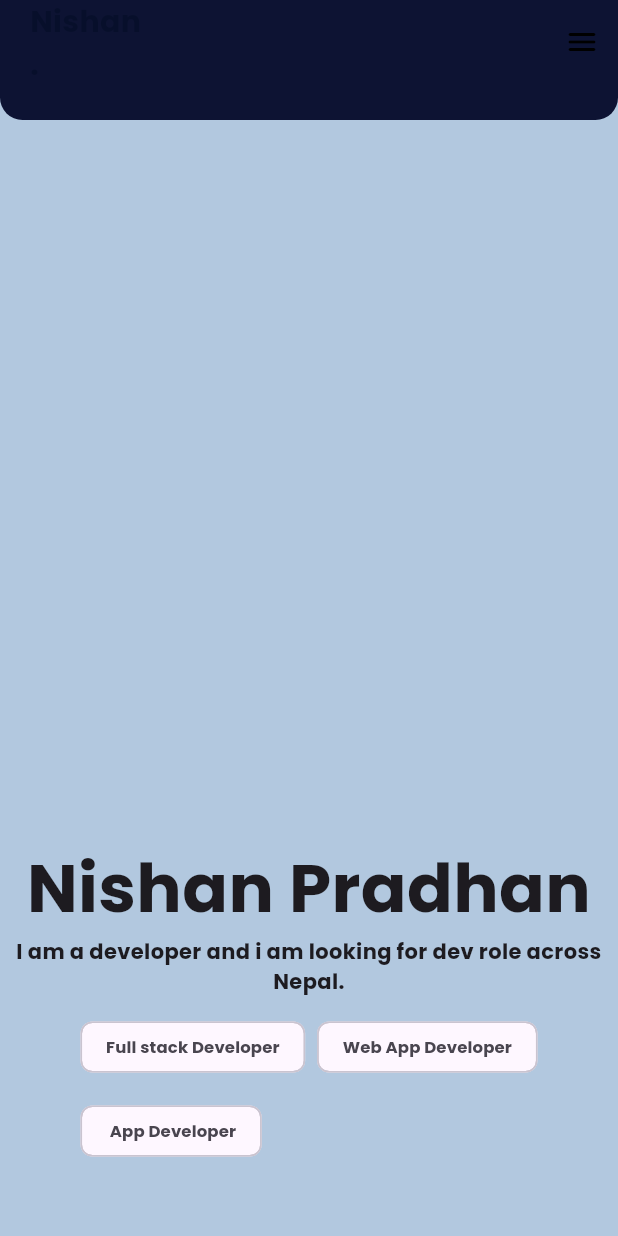
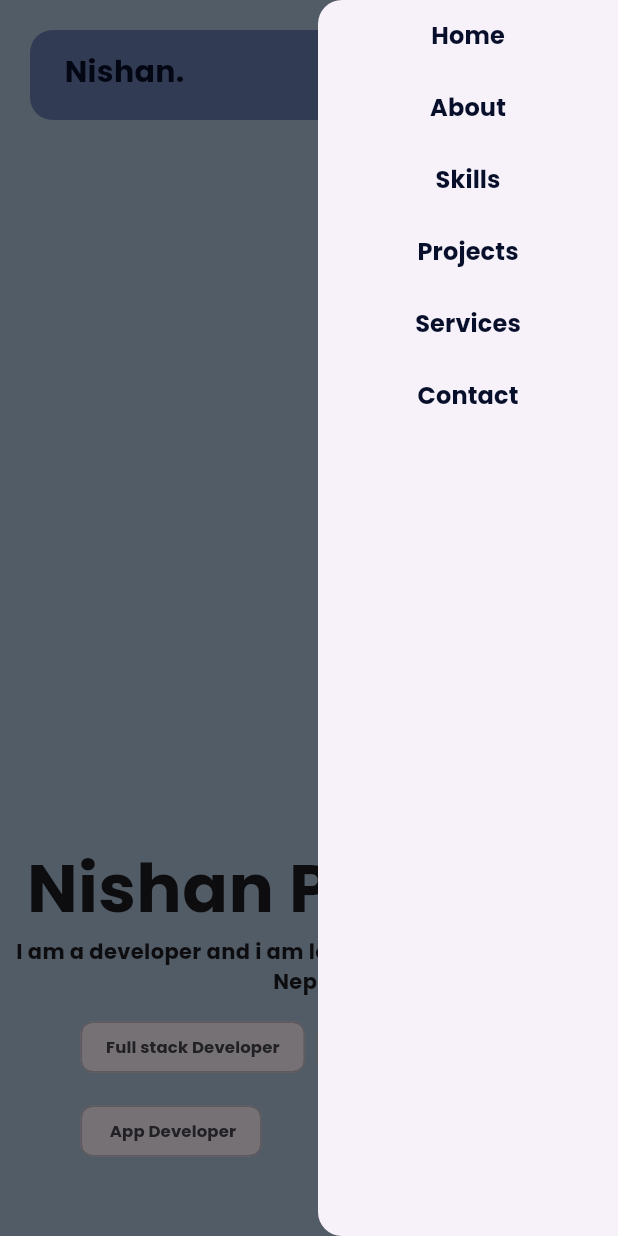
Before and after one commit to Nishan-Pradhan06/flutter-web-portfolio, a Flutter app: the screen it shows after launch, with the side drawer open (before the commit the screen has no drawer), on a phone screen of 412 x 824 dp. Run offline on Flutter 3.47's test engine with Material 3 defaults, Android fonts, the light colour scheme and no system bars.

Commit message:
appbar-mobileView

```diff
--- a/lib/views/components/appbar/platform/mobile_view.dart
+++ b/lib/views/components/appbar/platform/mobile_view.dart
@@ -1,26 +1,36 @@
 import 'package:flutter/material.dart';
 import 'package:portfolio/views/components/appbar/leading.dart';
+import 'package:provider/provider.dart';
 import '../../../../constants/theme/colors.dart';
+import '../../../../providers/theme_providers.dart';
 
 class MobileViewAppBar extends StatelessWidget {
   const MobileViewAppBar({super.key});
 
   @override
   Widget build(BuildContext context) {
-    return AppBar(
+    final themeProvider = Provider.of<ThemeProviders>(context);
+    return Padding(
+      padding: const EdgeInsets.only(top: 20, left: 20, right: 20),
+      child: AppBar(
         automaticallyImplyLeading: false,
         elevation: 2.0,
-      foregroundColor: Colors.black,
-      backgroundColor: BrandColors.darkPrimary,
+        foregroundColor:
+            themeProvider.isDarkMode ? Colors.white : BrandColors.darkPrimary,
+        backgroundColor: themeProvider.isDarkMode
+            ? BrandColors.darkPrimary
+            : BrandColors.lightPrimary,
         scrolledUnderElevation: 6.0,
         shape: const RoundedRectangleBorder(
           borderRadius: BorderRadius.only(
+            topLeft: Radius.circular(15),
+            topRight: Radius.circular(15),
             bottomLeft: Radius.circular(15),
             bottomRight: Radius.circular(15),
           ),
         ),
         centerTitle: true,
-      leadingWidth: 100,
+        leadingWidth: 106,
         leading: const Leading(),
         actions: [
           IconButton(
@@ -31,6 +41,7 @@ class MobileViewAppBar extends StatelessWidget {
             icon: const Icon(Icons.menu_rounded),
           )
         ],
+      ),
     );
   }
 }
--- /dev/null
+++ b/lib/views/components/end_drawer_nav.dart
@@ -0,0 +1,30 @@
+import 'package:flutter/material.dart';
+import 'package:portfolio/views/components/nav_text_button.dart';
+
+class EndDrawerView extends StatelessWidget {
+  const EndDrawerView({super.key});
+
+  @override
+  Widget build(BuildContext context) {
+    return Drawer(
+      width: 200,
+      child: Column(
+        children: [
+          Center(
+            child: Column(
+              mainAxisAlignment: MainAxisAlignment.center,
+              children: [
+                NavTextButton(title: 'Home', onPressed: () {}),
+                NavTextButton(title: 'About', onPressed: () {}),
+                NavTextButton(title: 'Skills', onPressed: () {}),
+                NavTextButton(title: 'Projects', onPressed: () {}),
+                NavTextButton(title: 'Services', onPressed: () {}),
+                NavTextButton(title: 'Contact', onPressed: () {}),
+              ],
+            ),
+          ),
+        ],
+      ),
+    );
+  }
+}
--- /dev/null
+++ b/lib/views/components/floating_buttom.dart
@@ -0,0 +1,27 @@
+import 'package:flutter/material.dart';
+import 'package:provider/provider.dart';
+import '../../constants/theme/colors.dart';
+import '../../providers/theme_providers.dart';
+
+class DarkLightModeFloatingButton extends StatelessWidget {
+  const DarkLightModeFloatingButton({super.key});
+
+  @override
+  Widget build(BuildContext context) {
+    final themeProvider = Provider.of<ThemeProviders>(context);
+    return FloatingActionButton(
+      mini: true,
+      foregroundColor:
+          themeProvider.isDarkMode ? Colors.white : BrandColors.darkPrimary,
+      backgroundColor: themeProvider.isDarkMode
+          ? BrandColors.darkPrimary
+          : BrandColors.lightPrimary,
+      onPressed: () {
+        themeProvider.toggleTheme();
+      },
+      child: Icon(
+        themeProvider.isDarkMode ? Icons.dark_mode : Icons.light_mode_outlined,
+      ),
+    );
+  }
+}
--- a/lib/views/pages/home_pages.dart
+++ b/lib/views/pages/home_pages.dart
@@ -5,6 +5,8 @@ import 'package:provider/provider.dart';
 import '../../constants/theme/colors.dart';
 import '../../providers/theme_providers.dart';
 import '../components/appbar/platform/appbar.dart';
+import '../components/end_drawer_nav.dart';
+import '../components/floating_buttom.dart';
 import '../components/responsive.dart';
 
 class HomePage extends StatelessWidget {
@@ -18,13 +20,16 @@ class HomePage extends StatelessWidget {
           ? BrandColors.darkSecondary
           : BrandColors.lightSecondary,
       appBar: const CustomAppBar(),
-      // endDrawer: Responsive.isMobile(context) ? const EndDrawerView() : null,
+      endDrawer: Responsive.isMobile(context) ? const EndDrawerView() : null,
       body: const SingleChildScrollView(
         child: Responsive(
           desktop: DesktopViewPage(),
           mobile: MobileViewPage(),
         ),
       ),
+      floatingActionButton: Responsive.isMobile(context)
+          ? const DarkLightModeFloatingButton()
+          : null,
     );
   }
 }
```
Lines whose indentation alone changed are shown as unchanged.
